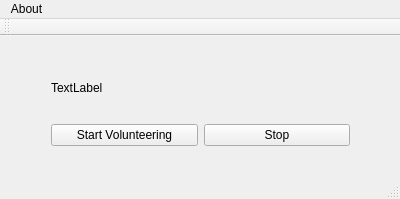
This is mainwindow.ui in ecobos/dynamic-volunteer-relay as Qt 5 draws it before an edit. The edited form follows.
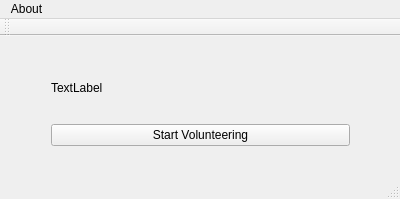
This is the edited form.

Diff of the .ui file:
```diff
--- a/mainwindow.ui
+++ b/mainwindow.ui
@@ -40,13 +40,6 @@
          </property>
         </widget>
        </item>
-       <item>
-        <widget class="QPushButton" name="stopProxyButton">
-         <property name="text">
-          <string>Stop</string>
-         </property>
-        </widget>
-       </item>
       </layout>
      </item>
     </layout>
```
Left out of the diff: 2 changed lines with no effect on the pictures.
